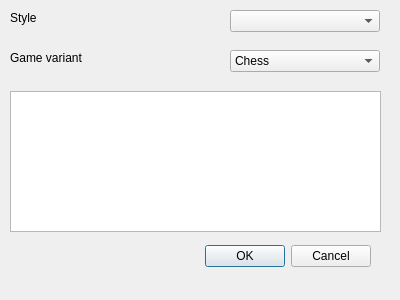
Old version of the form settingsdialog.ui in the repository fire-lizard/QBoard.
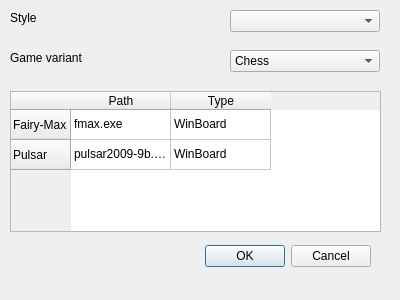
New version of the form.

Diff of the .ui file:
```diff
--- a/settingsdialog.ui
+++ b/settingsdialog.ui
@@ -61,6 +61,46 @@
      <height>141</height>
     </rect>
    </property>
+   <row>
+    <property name="text">
+     <string>Fairy-Max</string>
+    </property>
+   </row>
+   <row>
+    <property name="text">
+     <string>Pulsar</string>
+    </property>
+   </row>
+   <column>
+    <property name="text">
+     <string>Path</string>
+    </property>
+   </column>
+   <column>
+    <property name="text">
+     <string>Type</string>
+    </property>
+   </column>
+   <item row="0" column="0">
+    <property name="text">
+     <string>fmax.exe</string>
+    </property>
+   </item>
+   <item row="0" column="1">
+    <property name="text">
+     <string>WinBoard</string>
+    </property>
+   </item>
+   <item row="1" column="0">
+    <property name="text">
+     <string>pulsar2009-9b.exe</string>
+    </property>
+   </item>
+   <item row="1" column="1">
+    <property name="text">
+     <string>WinBoard</string>
+    </property>
+   </item>
   </widget>
   <widget class="QComboBox" name="variantsComboBox">
    <property name="geometry">
```
